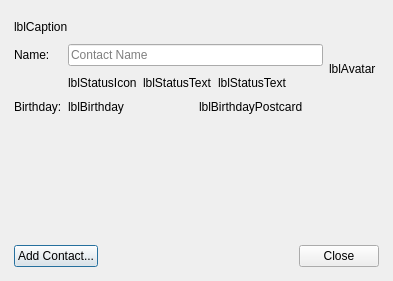
Old version of the form src/plugins/metacontacts/metaprofiledialog.ui in the repository silvansky/Contacts.
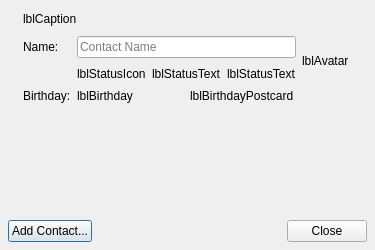
New version of the form.

```diff
--- a/src/plugins/metacontacts/metaprofiledialog.ui
+++ b/src/plugins/metacontacts/metaprofiledialog.ui
@@ -6,8 +6,8 @@
    <rect>
     <x>0</x>
     <y>0</y>
-    <width>393</width>
-    <height>281</height>
+    <width>354</width>
+    <height>250</height>
    </rect>
   </property>
   <layout class="QVBoxLayout" name="verticalLayout">
@@ -15,16 +15,37 @@
     <number>10</number>
    </property>
    <property name="leftMargin">
-    <number>14</number>
+    <number>8</number>
    </property>
    <property name="topMargin">
-    <number>20</number>
+    <number>12</number>
    </property>
    <property name="rightMargin">
-    <number>14</number>
+    <number>8</number>
    </property>
    <property name="bottomMargin">
-    <number>14</number>
+    <number>8</number>
+   </property>
+   <item>
+    <widget class="QFrame" name="contentsFrame">
+     <property name="frameShape">
+      <enum>QFrame::NoFrame</enum>
+     </property>
+     <property name="frameShadow">
+      <enum>QFrame::Plain</enum>
+     </property>
+     <layout class="QVBoxLayout" name="verticalLayout_2">
+      <property name="spacing">
+       <number>10</number>
+      </property>
+      <property name="leftMargin">
+       <number>15</number>
+      </property>
+      <property name="topMargin">
+       <number>0</number>
+      </property>
+      <property name="rightMargin">
+       <number>15</number>
    </property>
    <item>
     <widget class="QLabel" name="lblCaption">
@@ -38,6 +59,9 @@
    </item>
    <item>
     <layout class="QGridLayout" name="gridLayout">
+        <property name="verticalSpacing">
+         <number>3</number>
+        </property>
      <item row="0" column="0">
       <widget class="QLabel" name="lblName">
        <property name="text">
@@ -151,11 +175,14 @@
        <rect>
         <x>0</x>
         <y>0</y>
-        <width>365</width>
-        <height>106</height>
+           <width>308</width>
+           <height>83</height>
        </rect>
       </property>
      </widget>
+       </widget>
+      </item>
+     </layout>
     </widget>
    </item>
    <item>
```
Left out of the diff: 1 changed line with no effect on the pictures. Lines whose indentation alone changed are shown as unchanged.
